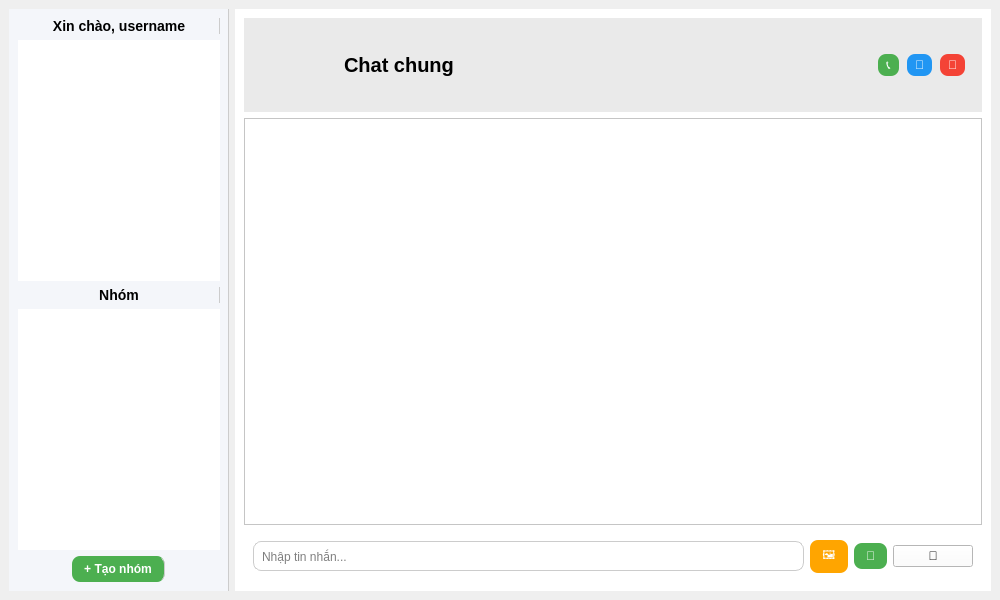
The window that ui/chat_window.ui (ngocanh23it007/ChatPy) describes before a commit, drawn with Qt 5.
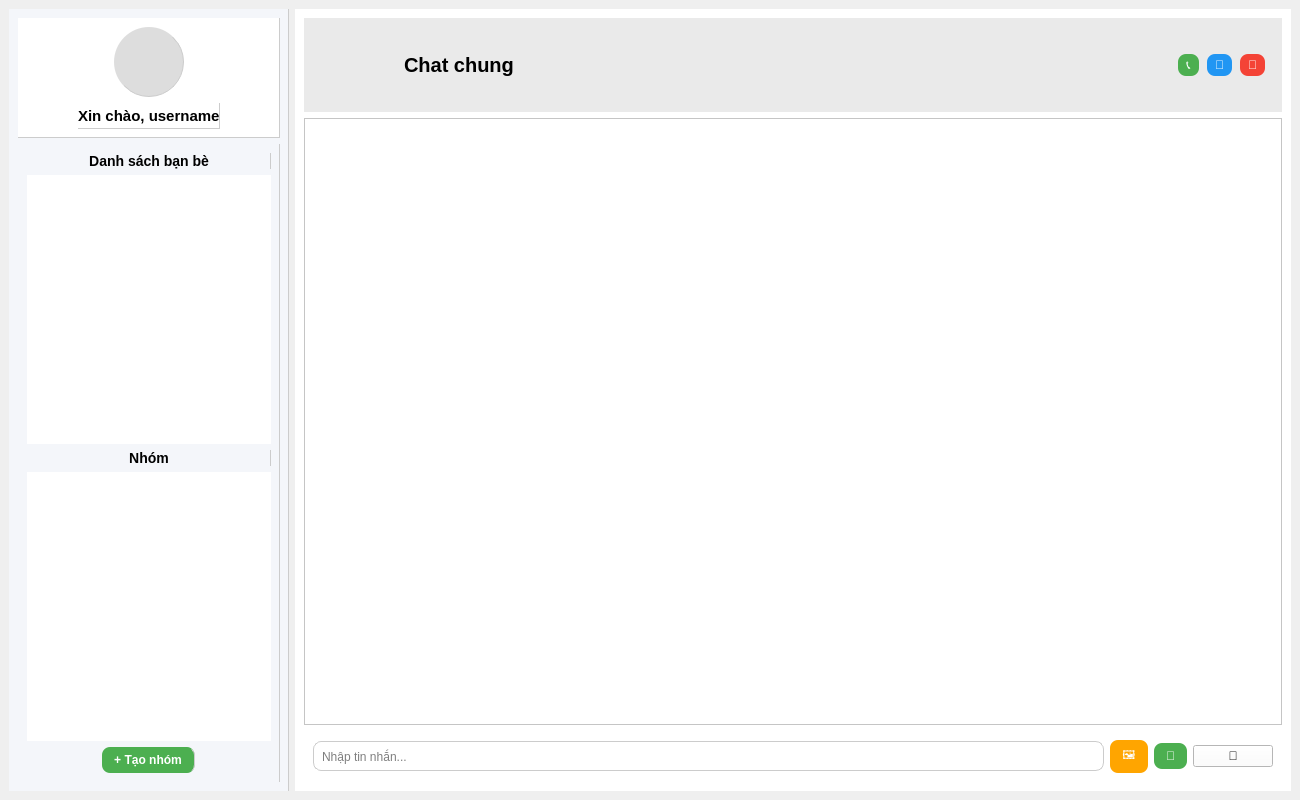
The same window after the commit.

Commit message: Initial ChatPy project

Patch:
```diff
--- a/ui/chat_window.ui
+++ b/ui/chat_window.ui
@@ -6,8 +6,8 @@
    <rect>
     <x>0</x>
     <y>0</y>
-    <width>1000</width>
-    <height>600</height>
+    <width>1300</width>
+    <height>800</height>
    </rect>
   </property>
   <property name="windowTitle">
@@ -16,18 +16,18 @@
   <widget class="QWidget" name="centralwidget">
    <layout class="QHBoxLayout" name="mainLayout">
 
-    <!-- ===== Left Panel (Danh sách bạn bè / nhóm) ===== -->
+    <!-- ========== LEFT PANEL (3 KHUNG) ========== -->
     <item>
      <widget class="QFrame" name="leftPanel">
       <property name="minimumSize">
         <size>
-         <width>220</width>
-         <height>20</height>
+         <width>280</width>
+         <height>40</height>
         </size>
        </property>
        <property name="maximumSize">
         <size>
-         <width>220</width>
+         <width>260</width>
          <height>16777215</height>
         </size>
        </property>
@@ -37,89 +37,121 @@
         border-right: 1px solid #CCCCCC;
        </string>
       </property>
+
       <layout class="QVBoxLayout" name="leftLayout">
+
+       <!-- ===== FRAME 1: USER INFO ===== -->
        <item>
+        <widget class="QFrame" name="userInfoFrame">
+         <property name="minimumSize">
+          <size><width>0</width><height>120</height></size>
+         </property>
+         <property name="styleSheet">
+          <string notr="true">
+           background-color: #FFFFFF;
+           border-bottom: 1px solid #CCCCCC;
+          </string>
+         </property>
+
+         <layout class="QVBoxLayout" name="userLayout">
+          <property name="alignment">
+           <set>Qt::AlignHCenter</set>
+          </property>
+
+          <item alignment="Qt::AlignHCenter">
+           <widget class="QLabel" name="userAvatar">
+            <property name="minimumSize"><size><width>70</width><height>70</height></size></property>
+            <property name="maximumSize"><size><width>70</width><height>70</height></size></property>
+            <property name="scaledContents"><bool>true</bool></property>
+            <property name="styleSheet"><string notr="true">border-radius: 35px; background-color: #DDD;</string></property>
+           </widget>
+          </item>
+
+          <item alignment="Qt::AlignHCenter">
         <widget class="QLabel" name="userLabel">
          <property name="text">
           <string>Xin chào, username</string>
          </property>
-         <property name="alignment">
-          <set>Qt::AlignCenter</set>
-         </property>
+            <property name="styleSheet">
+             <string notr="true">font-weight: bold; font-size: 15px;</string>
+            </property>
+           </widget>
+          </item>
+
+         </layout>
+        </widget>
+       </item>
+
+       <!-- ===== FRAME 2: FRIEND LIST + GROUP LIST ===== -->
+       <item>
+        <widget class="QFrame" name="friendFrame">
          <property name="styleSheet">
-          <string notr="true">font-weight: bold; font-size: 14px;</string>
+          <string notr="true">
+           background-color: transparent;
+          </string>
          </property>
-        </widget>
-       </item>
+
+         <layout class="QVBoxLayout" name="friendLayout">
+
+          <item>
+           <widget class="QLabel" name="friendLabel">
+            <property name="text"><string>Danh sách bạn bè</string></property>
+            <property name="alignment"><set>Qt::AlignCenter</set></property>
+            <property name="styleSheet"><string notr="true">font-size: 14px; font-weight: bold;</string></property>
+           </widget>
+          </item>
+
        <item>
         <widget class="QListWidget" name="userList">
          <property name="styleSheet">
           <string notr="true">
-           QListWidget {
-            background: white;
-            border: none;
-           }
-           QListWidget::item:selected {
-            background-color: #4A90E2;
-            color: white;
-           }
+              QListWidget { background: white; border: none; }
+              QListWidget::item:selected { background-color: #4A90E2; color: white; }
           </string>
          </property>
         </widget>
        </item>
+
        <item>
            <widget class="QLabel" name="groupLabel">
                <property name="text"><string>Nhóm</string></property>
-               <property name="alignment">
-                   <set>Qt::AlignCenter</set>
-               </property>
-               <property name="styleSheet">
-                   <string notr="true">font-weight: bold; font-size: 14px;</string>
-               </property>
+            <property name="alignment"><set>Qt::AlignCenter</set></property>
+            <property name="styleSheet"><string notr="true">font-size: 14px; font-weight: bold;</string></property>
            </widget>
        </item>
+
        <item>
            <widget class="QListWidget" name="groupList">
                <property name="styleSheet">
                    <string notr="true">
-                       QListWidget {
-                           background: white;
-                           border: none;
-                       }
-                       QListWidget::item:selected {
-                           background-color: #4A90E2;
-                           color: white;
-                       }
+              QListWidget { background: white; border: none; }
+              QListWidget::item:selected { background-color: #4A90E2; color: white; }
                    </string>
                </property>
            </widget>
        </item>
+
        <item alignment="Qt::AlignHCenter">
         <widget class="QPushButton" name="btnCreateGroup">
-         <property name="text">
-          <string>+ Tạo nhóm</string>
-         </property>
+            <property name="text"><string>+ Tạo nhóm</string></property>
          <property name="styleSheet">
           <string notr="true">
-           QPushButton {
-            background-color: #4CAF50;
-            color: white;
-            border-radius: 8px;
-            padding: 6px 12px;
-            font-weight: bold;
-           }
-           QPushButton:hover {
-            background-color: #45A049;
-           }
+              QPushButton { background-color: #4CAF50; color: white; border-radius: 8px; padding: 6px 12px; font-weight: bold; }
+              QPushButton:hover { background-color: #45A049; }
           </string>
          </property>
         </widget>
        </item>
+
       </layout>
      </widget>
     </item>
 
-    <!-- ===== Right Panel (Khu chat) ===== -->
+      </layout>
+     </widget>
+    </item>
+
+    <!-- ===== FRAME 3: CHAT PANEL (KHÔNG ĐỔI) ===== -->
     <item>
      <widget class="QFrame" name="chatPanel">
       <property name="styleSheet">
```
Lines whose indentation alone changed are shown as unchanged. The commit also changes 66 other files.
